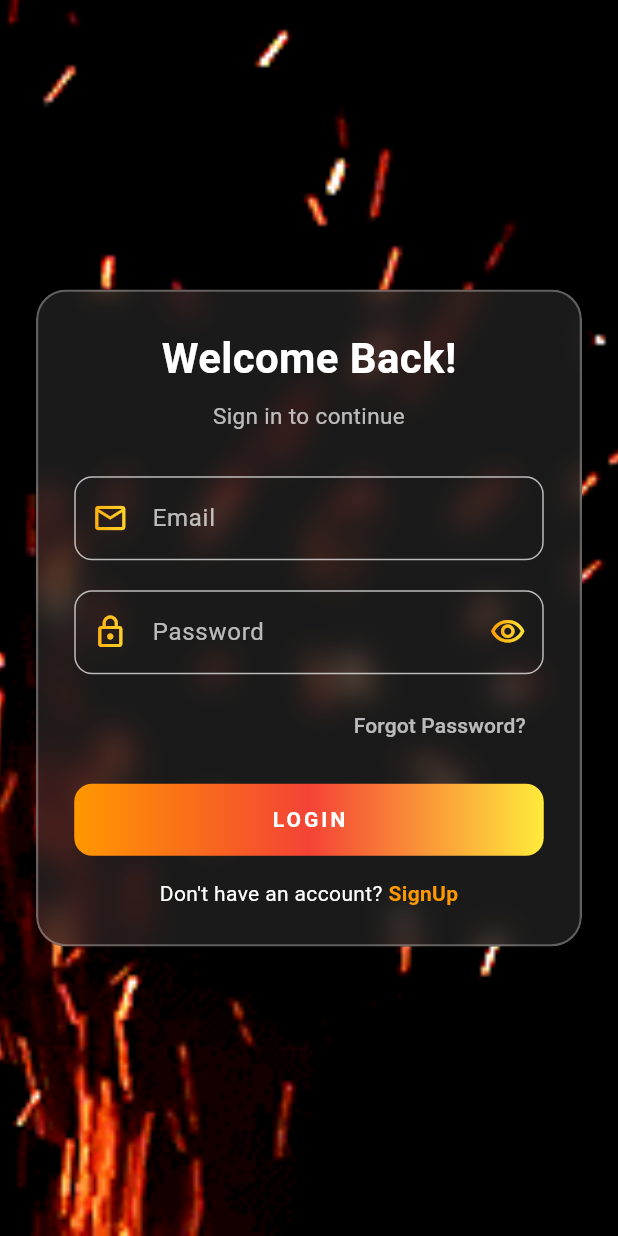
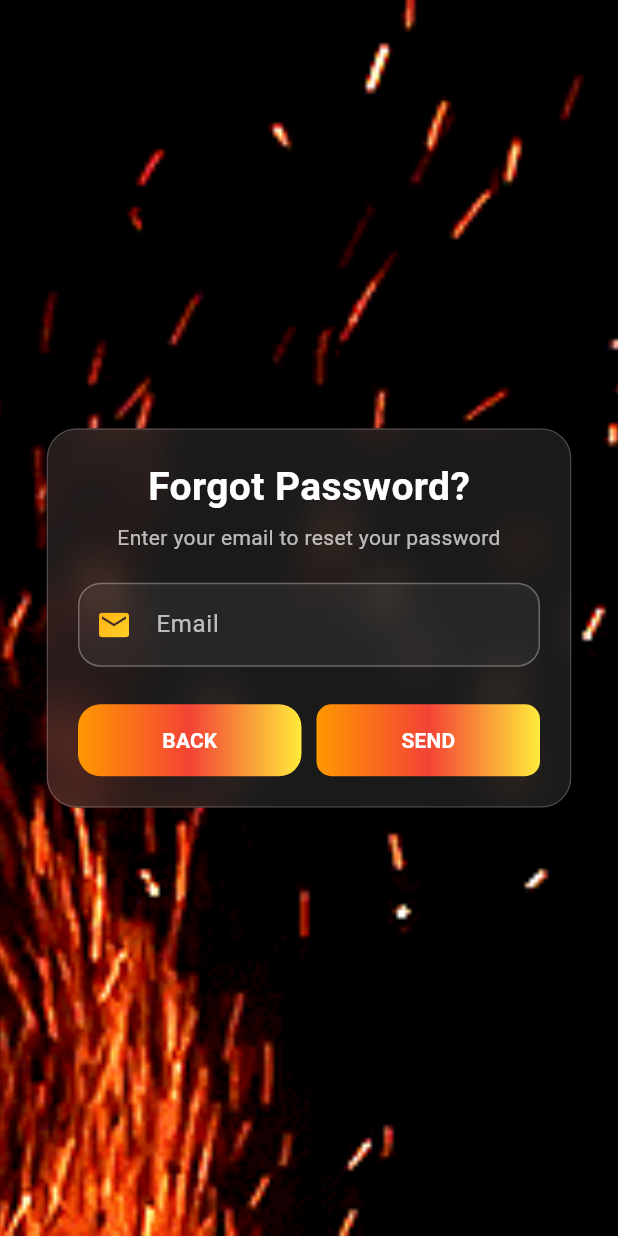
Before and after one commit to Taha1707/MirchBazaar, a Flutter app: the screen it shows after launch, after a tap on "Forgot Password?", on a phone screen of 412 x 824 dp. Run offline on Flutter 3.47's test engine with Material 3 defaults, Android fonts, the phone set to English and light mode, and no system bars; our stand-ins replace cloud_firestore, firebase_auth, firebase_core, image_picker; accounts and stored records are empty.

Commit message:
Forget Password

```diff
--- /dev/null
+++ b/lib/forget_password_page.dart
@@ -0,0 +1,189 @@
+import 'dart:ui';
+import 'package:flutter/material.dart';
+import 'package:project/login_page.dart';
+
+class ForgetPasswordPage extends StatelessWidget {
+  final TextEditingController emailController = TextEditingController();
+
+  ForgetPasswordPage({super.key});
+
+  @override
+  Widget build(BuildContext context) {
+    return Scaffold(
+      body: Stack(
+        children: [
+          // GIF Background
+          SizedBox.expand(
+            child: Image.asset(
+              "assets/images/firework.gif", // Apna GIF path
+              fit: BoxFit.cover,
+            ),
+          ),
+
+          // Form with Glassmorphism
+          Center(
+            child: ClipRRect(
+              borderRadius: BorderRadius.circular(20),
+              child: BackdropFilter(
+                filter: ImageFilter.blur(sigmaX: 15, sigmaY: 15),
+                child: Container(
+                  width: 350,
+                  padding: const EdgeInsets.all(20),
+                  decoration: BoxDecoration(
+                    color: Colors.white.withOpacity(0.1),
+                    borderRadius: BorderRadius.circular(20),
+                    border: Border.all(color: Colors.white.withOpacity(0.2)),
+                    boxShadow: [
+                      BoxShadow(
+                        color: Colors.black.withOpacity(0.3),
+                        blurRadius: 10,
+                        offset: const Offset(0, 5),
+                      )
+                    ],
+                  ),
+                  child: Column(
+                    mainAxisSize: MainAxisSize.min,
+                    children: [
+                      const Text(
+                        "Forgot Password?",
+                        style: TextStyle(
+                          fontSize: 26,
+                          fontWeight: FontWeight.bold,
+                          color: Colors.white,
+                        ),
+                      ),
+                      const SizedBox(height: 5),
+                      const Text(
+                        "Enter your email to reset your password",
+                        style: TextStyle(
+                          fontSize: 14,
+                          color: Colors.white70,
+                        ),
+                        textAlign: TextAlign.center,
+                      ),
+                      const SizedBox(height: 20),
+
+                      // Email Field
+                      TextField(
+                        controller: emailController,
+                        style: const TextStyle(color: Colors.white),
+                        decoration: InputDecoration(
+                          prefixIcon: ShaderMask(
+                            shaderCallback: (bounds) => const LinearGradient(
+                              colors: [Colors.orange, Colors.yellow],
+                              begin: Alignment.topLeft,
+                              end: Alignment.bottomRight,
+                            ).createShader(bounds),
+                            child: const Icon(Icons.email, color: Colors.white),
+                          ),
+                          hintText: "Email",
+                          hintStyle:
+                          TextStyle(color: Colors.white.withOpacity(0.7)),
+                          filled: true,
+                          fillColor: Colors.white.withOpacity(0.05),
+                          border: OutlineInputBorder(
+                            borderRadius: BorderRadius.circular(15),
+                            borderSide:
+                            BorderSide(color: Colors.white.withOpacity(0.3)),
+                          ),
+                          enabledBorder: OutlineInputBorder(
+                            borderRadius: BorderRadius.circular(15),
+                            borderSide:
+                            BorderSide(color: Colors.white.withOpacity(0.3)),
+                          ),
+                          focusedBorder: OutlineInputBorder(
+                            borderRadius: BorderRadius.circular(15),
+                            borderSide: const BorderSide(
+                              color: Colors.orange,
+                              width: 1.5,
+                            ),
+                          ),
+                        ),
+                      ),
+                      const SizedBox(height: 25),
+
+                      // Send Button
+                      // Buttons in one row
+                      Row(
+                        children: [
+                          Expanded(
+                            child: Container(
+                              decoration: BoxDecoration(
+                                borderRadius: BorderRadius.circular(15),
+                                gradient: const LinearGradient(
+                                  colors: [Colors.orange, Colors.red, Colors.yellow],
+                                  begin: Alignment.centerLeft,
+                                  end: Alignment.centerRight,
+                                ),
+                              ),
+                              child: ElevatedButton(
+                                style: ElevatedButton.styleFrom(
+                                  backgroundColor: Colors.transparent,
+                                  shadowColor: Colors.transparent,
+                                  shape: RoundedRectangleBorder(
+                                    borderRadius: BorderRadius.circular(10),
+                                  ),
+                                ),
+                                onPressed: () {
+                                  Navigator.pushReplacement(context, MaterialPageRoute(builder: (context) => LoginPage())); // back to login
+                                },
+                                child: const Text(
+                                  "BACK",
+                                  style: TextStyle(
+                                    fontWeight: FontWeight.bold,
+                                    color: Colors.white,
+                                  ),
+                                ),
+                              ),
+                            ),
+                          ),
+
+                          const SizedBox(width: 10),
+
+                          Expanded(
+                            child: Container(
+                              decoration: BoxDecoration(
+                                borderRadius: BorderRadius.circular(10),
+                                gradient: const LinearGradient(
+                                  colors: [Colors.orange, Colors.red, Colors.yellow],
+                                  begin: Alignment.centerLeft,
+                                  end: Alignment.centerRight,
+                                ),
+                              ),
+                              child: ElevatedButton(
+                                style: ElevatedButton.styleFrom(
+                                  backgroundColor: Colors.transparent,
+                                  shadowColor: Colors.transparent,
+                                  shape: RoundedRectangleBorder(
+                                    borderRadius: BorderRadius.circular(15),
+                                  ),
+                                ),
+                                onPressed: () {
+                                  // send password reset logic
+                                },
+                                child: const Text(
+                                  "SEND",
+                                  style: TextStyle(
+                                    fontWeight: FontWeight.bold,
+                                    color: Colors.white,
+                                  ),
+                                ),
+                              ),
+                            ),
+                          ),
+
+                        ],
+                      ),
+
+                    ],
+                  ),
+                ),
+              ),
+            ),
+          ),
+        ],
+      ),
+    );
+  }
+
+}
--- a/lib/login_page.dart
+++ b/lib/login_page.dart
@@ -6,6 +6,7 @@ import './admin/view_product_page.dart';
 import '../services/authentication.dart';
 import '../services/validation.dart';
 import 'auth&role_check_page.dart';
+import 'forget_password_page.dart';
 
 class LoginPage extends StatefulWidget {
   const LoginPage({super.key});
@@ -139,7 +140,9 @@ class _LoginPageState extends State<LoginPage> {
                             Align(
                               alignment: Alignment.centerRight,
                               child: TextButton(
-                                onPressed: () {},
+                                onPressed: () {
+                                  Navigator.pushReplacement(context, MaterialPageRoute(builder: (context) => ForgetPasswordPage()));
+                                },
                                 child: const Text(
                                   "Forgot Password?",
                                   style: TextStyle(color: Colors.white70),
```
